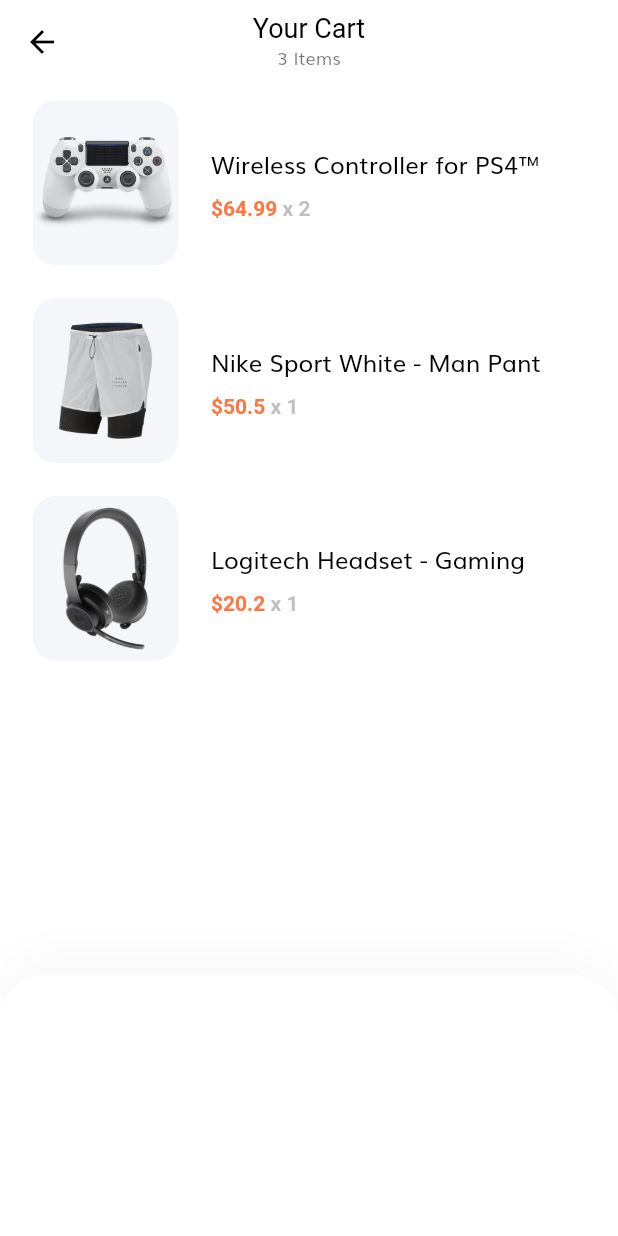
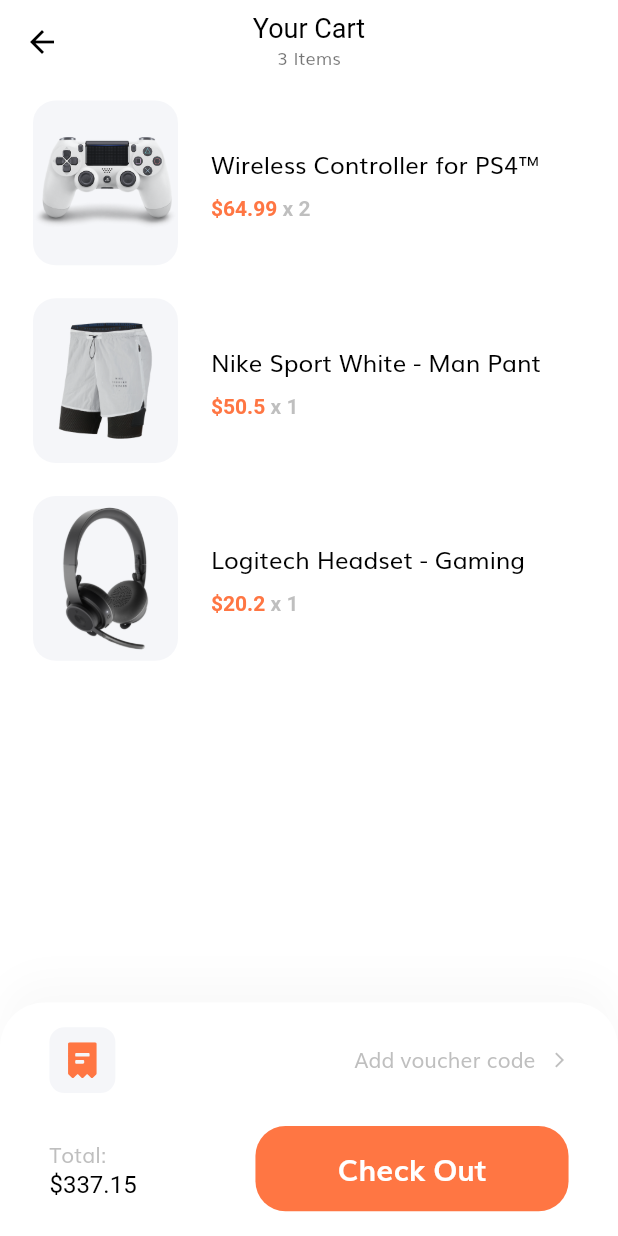
Before and after one commit to fidelisnwabisi/shop_app, a Flutter app: the CartScreen screen opened by its route, on a phone screen of 412 x 824 dp. Run offline on Flutter 3.47's test engine with Material 2 defaults, Android fonts, the light colour scheme and no system bars; our stand-ins replace flutter_svg, supabase_flutter; accounts and stored records are empty.

Commit message:
added receipt icon, Add voucher code text, arrow_forward_ios icon, Total text and Check Out button

```diff
--- a/lib/screens/cart/cart_screen.dart
+++ b/lib/screens/cart/cart_screen.dart
@@ -1,5 +1,9 @@
 import 'package:flutter/material.dart';
+import 'package:flutter_svg/flutter_svg.dart';
+import 'package:shop_app/components/default_button.dart';
+import 'package:shop_app/constants.dart';
 import 'package:shop_app/models/cart.dart';
+import 'package:shop_app/size_config.dart';
 import 'components/body.dart';
 
 class CartScreen extends StatelessWidget {
@@ -42,7 +46,11 @@
   @override
   Widget build(BuildContext context) {
     return Container(
-      height: 174,
+      padding: EdgeInsets.symmetric(
+          vertical: getProportionateScreenWidth(15),
+          horizontal: getProportionateScreenWidth(30)),
+      // We use height only for demo
+      // height: 174,
       decoration: BoxDecoration(
         color: Colors.white,
         borderRadius: BorderRadius.only(
@@ -54,7 +62,56 @@
               color: Color(0xFFDADADA).withOpacity(0.15)),
         ],
       ),
-      child: Column(children: []),
+      child: SafeArea(
+        child: Column(
+          mainAxisSize: MainAxisSize.min,
+          children: [
+            Row(
+              children: [
+                Container(
+                  padding: EdgeInsets.all(10),
+                  height: getProportionateScreenWidth(40),
+                  width: getProportionateScreenWidth(40),
+                  decoration: BoxDecoration(
+                      color: Color(0xFFF5F6F9),
+                      borderRadius: BorderRadius.circular(10)),
+                  child: SvgPicture.asset("assets/icons/receipt.svg"),
+                ),
+                Spacer(),
+                Text("Add voucher code"),
+                // Here width is fixed that's why we use const
+                const SizedBox(width: 10),
+                Icon(
+                  Icons.arrow_forward_ios,
+                  size: 12,
+                  color: kTextColor,
+                )
+              ],
+            ),
+            SizedBox(height: getProportionateScreenWidth(20)),
+            Row(
+              mainAxisAlignment: MainAxisAlignment.spaceBetween,
+              children: [
+                Text.rich(
+                  TextSpan(
+                    text: "Total:\n",
+                    children: [
+                      TextSpan(
+                        text: "\$337.15",
+                        style: TextStyle(fontSize: 16, color: Colors.black),
+                      ),
+                    ],
+                  ),
+                ),
+                SizedBox(
+                  width: getProportionateScreenWidth(190),
+                  child: DefaultButton(text: "Check Out", press: () {}),
+                ),
+              ],
+            )
+          ],
+        ),
+      ),
     );
   }
 }
```
